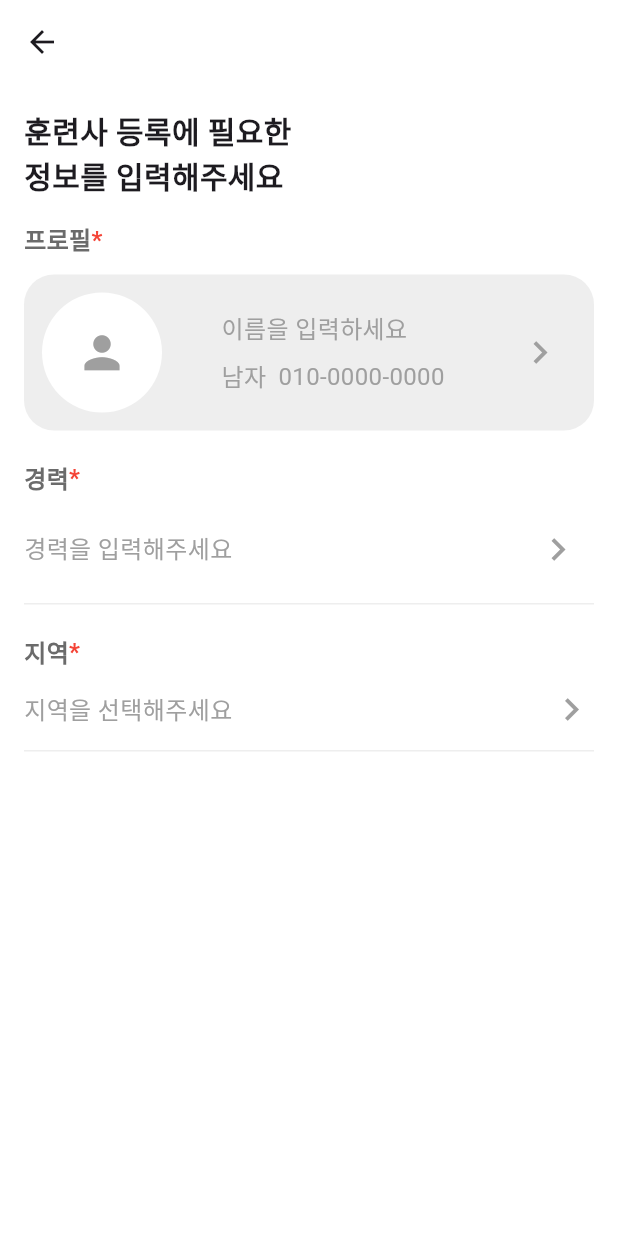
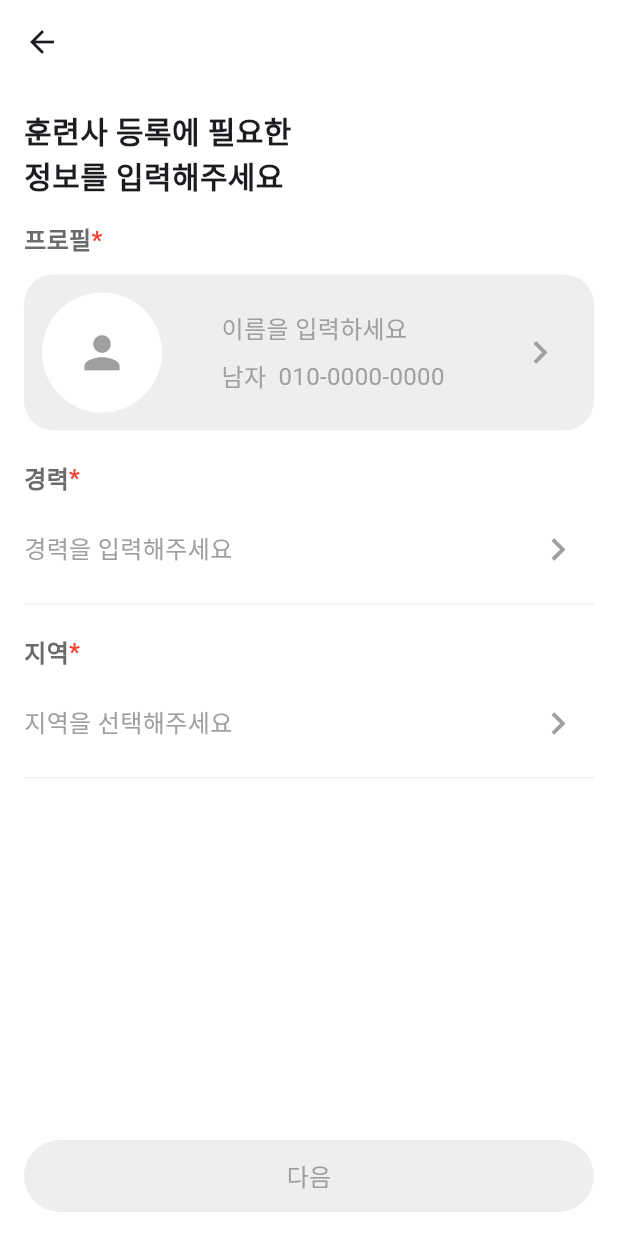
Before and after one commit to mungdori999/sponge_flutter, a Flutter app: the TrainerRegister screen opened directly with empty values, on a phone screen of 412 x 824 dp. Run offline on Flutter 3.47's test engine with Material 3 defaults, Android fonts, the phone set to English and light mode, and no system bars; our stand-ins replace dio, dotted_border, flutter_dotenv, flutter_secure_storage, smooth_page_indicator; missing offline and left inert: kakao_flutter_sdk_user; accounts and stored records are empty; network calls fail; Roboto replaces fonts that are missing (Pretendard); project files that could hold a hidden picture were left out.

Commit message:
주소 추가

```diff
--- a/lib/screen/trainer/trainer_register.dart
+++ b/lib/screen/trainer/trainer_register.dart
@@ -4,6 +4,7 @@ import 'package:sponge_app/const/color_const.dart';
 import 'package:sponge_app/const/gender.dart';
 import 'package:sponge_app/data/trainer/trainer_create.dart';
 import 'package:sponge_app/http/auth_response.dart';
+import 'package:sponge_app/screen/trainer/address_profile.dart';
 import 'package:sponge_app/screen/trainer/history_profile.dart';
 import 'package:sponge_app/screen/trainer/trainer_profile.dart';
 
@@ -18,6 +19,15 @@ class TrainerRegister extends StatefulWidget {
 
 class _TrainerRegisterState extends State<TrainerRegister> {
   TrainerCreate trainerCreate = new TrainerCreate();
+  bool _enabled = false;
+
+  _updateButton() {
+    setState(() {
+      _enabled = trainerCreate.name != '' &&
+          trainerCreate.phone != '' &&
+          trainerCreate.years != 0;
+    });
+  }
 
   @override
   Widget build(BuildContext context) {
@@ -26,6 +36,29 @@ class _TrainerRegisterState extends State<TrainerRegister> {
         title: const WriteTop(),
         backgroundColor: Colors.white,
         scrolledUnderElevation: 0,
+      ),
+      bottomNavigationBar: SafeArea(
+        child: Padding(
+          padding: EdgeInsets.all(16.0),
+          child: OutlinedButton(
+            onPressed: _enabled ? () {} : null,
+            style: OutlinedButton.styleFrom(
+              backgroundColor: _enabled ? mainYellow : lightGrey,
+              shape: RoundedRectangleBorder(
+                borderRadius: BorderRadius.circular(40),
+              ),
+              side: BorderSide.none,
+              minimumSize: Size(double.infinity, 48),
+            ),
+            child: Text(
+              '다음',
+              style: TextStyle(
+                color: _enabled ? Colors.white : mainGrey,
+                fontSize: 16,
+              ),
+            ),
+          ),
+        ),
       ),
       backgroundColor: Colors.white,
       body: SingleChildScrollView(
@@ -132,6 +165,7 @@ class _TrainerRegisterState extends State<TrainerRegister> {
                           );
                           setState(() {
                             this.trainerCreate = trainerCreate;
+                            _updateButton();
                           });
                         },
                         icon: Icon(
@@ -211,6 +245,7 @@ class _TrainerRegisterState extends State<TrainerRegister> {
                             );
                             setState(() {
                               trainerCreate.years = years;
+                              _updateButton();
                             });
                           },
                           icon: Icon(
@@ -259,6 +294,7 @@ class _TrainerRegisterState extends State<TrainerRegister> {
                                 );
                                 setState(() {
                                   trainerCreate.years = years;
+                                  _updateButton();
                                 });
                               },
                               icon: Icon(
@@ -284,7 +320,7 @@ class _TrainerRegisterState extends State<TrainerRegister> {
                           // 내부 여백
                           decoration: BoxDecoration(
                             color: lightGrey,
-                            borderRadius: BorderRadius.circular(20),
+                            borderRadius: BorderRadius.circular(15),
                           ),
                           child: Row(
                             children: [
@@ -380,10 +416,20 @@ class _TrainerRegisterState extends State<TrainerRegister> {
                         '지역을 선택해주세요',
                         style: TextStyle(color: mainGrey, fontSize: 16),
                       ),
-                      Icon(
-                        Icons.chevron_right,
-                        color: mainGrey,
-                        size: 30,
+                      IconButton(
+                        onPressed: () {
+                          Navigator.push(
+                            context,
+                            MaterialPageRoute(
+                              builder: (context) => AddressProfile(),
+                            ),
+                          );
+                        },
+                        icon: Icon(
+                          Icons.chevron_right,
+                          color: mainGrey,
+                          size: 30,
+                        ),
                       ),
                     ],
                   ),
```
Also changed, not shown: lib/screen/trainer/address_profile.dart (added, +102 -0 lines).
